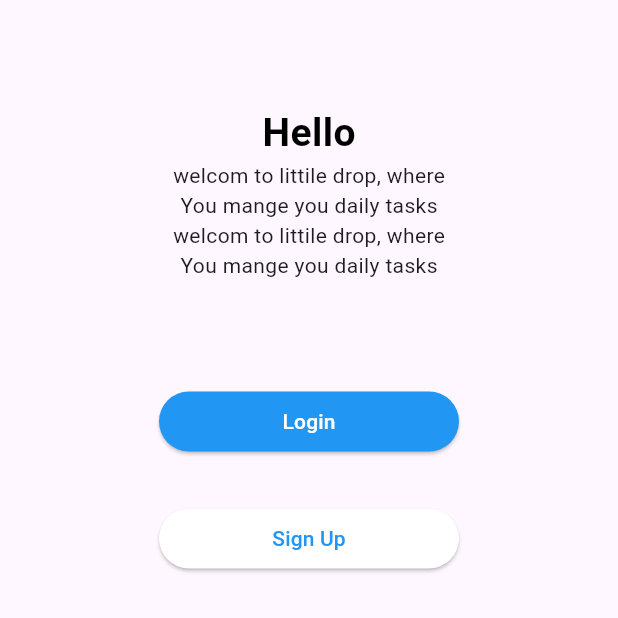
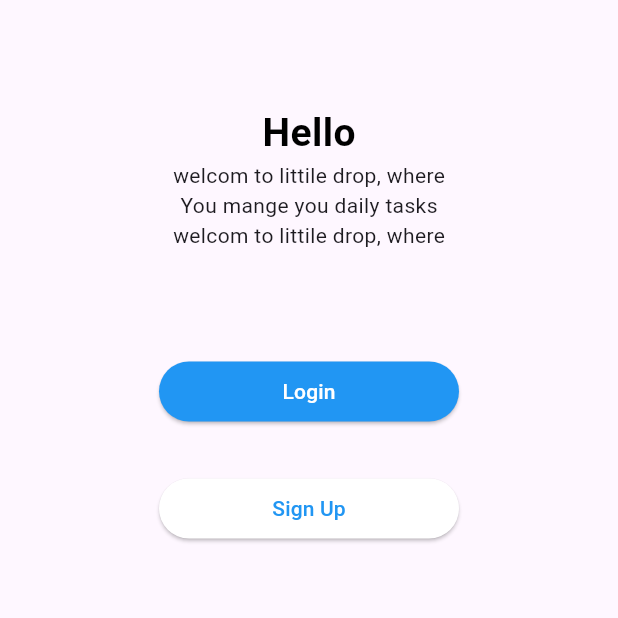
Before and after one commit to shamseernpm-beep/practice_dribble, a Flutter app: the screen it shows after launch, on a phone screen of 412 x 824 dp, the top half of it. Run offline on Flutter 3.47's test engine with Material 3 defaults, Android fonts, the light colour scheme and no system bars.

Commit message:
new pages

```diff
--- a/lib/home.dart
+++ b/lib/home.dart
@@ -29,7 +29,6 @@ class _HomeState extends State<Home> {
               Text("welcom to littile drop, where"),
               Text("You mange you daily tasks"),
               Text("welcom to littile drop, where"),
-              Text("You mange you daily tasks"),
 
               SizedBox(height: 70),
               SizedBox(
```
